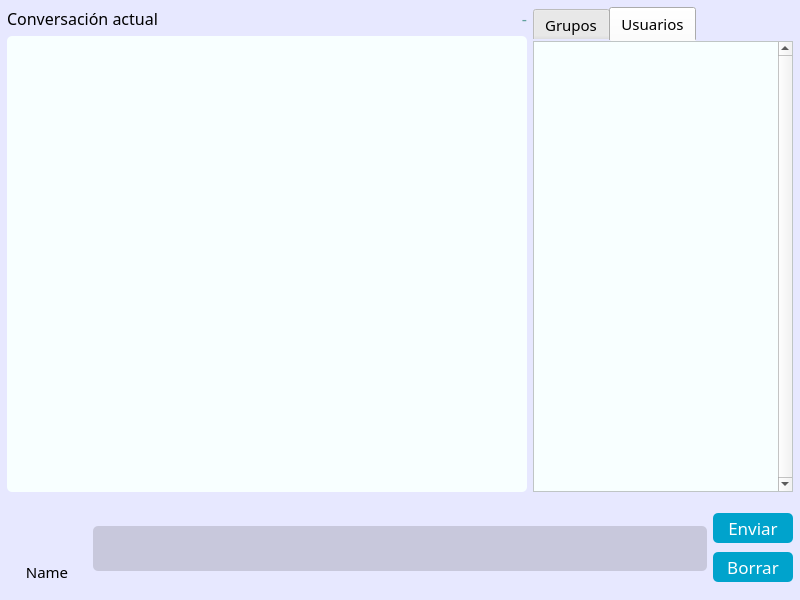
First picture: the form in desktop/InclusionDesktop/mainwindow.ui, repository Ampaex/inclusion, before the edit.
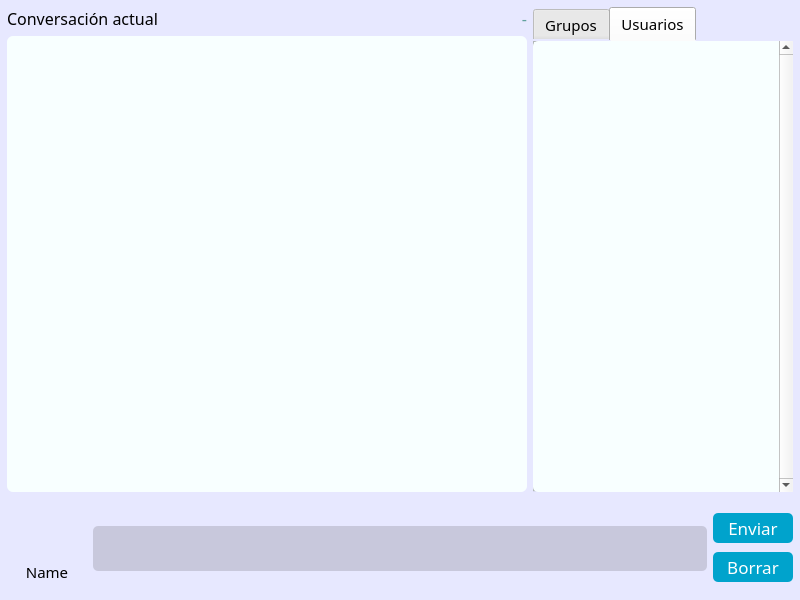
Second picture: the form after the edit. The open tabs and pages were chosen to show the change. Icons and pictures are not drawn.

Diff of the .ui file:
```diff
--- a/desktop/InclusionDesktop/mainwindow.ui
+++ b/desktop/InclusionDesktop/mainwindow.ui
@@ -653,7 +653,7 @@
            <property name="styleSheet">
             <string notr="true">QListWidget{
 	background-color: rgb(248, 255, 255);
-	border-radius: 5px;
+	border-radius: 6px;
 }</string>
            </property>
            <property name="locale">
@@ -691,7 +691,7 @@
            <property name="styleSheet">
             <string notr="true">QTabWidget{
 	background-color: rgb(248, 255, 255);
-	border-radius: 5px;
+	border-radius: 8px;
 }</string>
            </property>
            <property name="currentIndex">
@@ -780,7 +780,8 @@
                </property>
                <property name="styleSheet">
                 <string notr="true">QListWidget{
-	background-color: rgb(248, 255, 255)
+	background-color: rgb(248, 255, 255);
+	border-radius: 5px;
 }</string>
                </property>
                <property name="verticalScrollBarPolicy">
```
